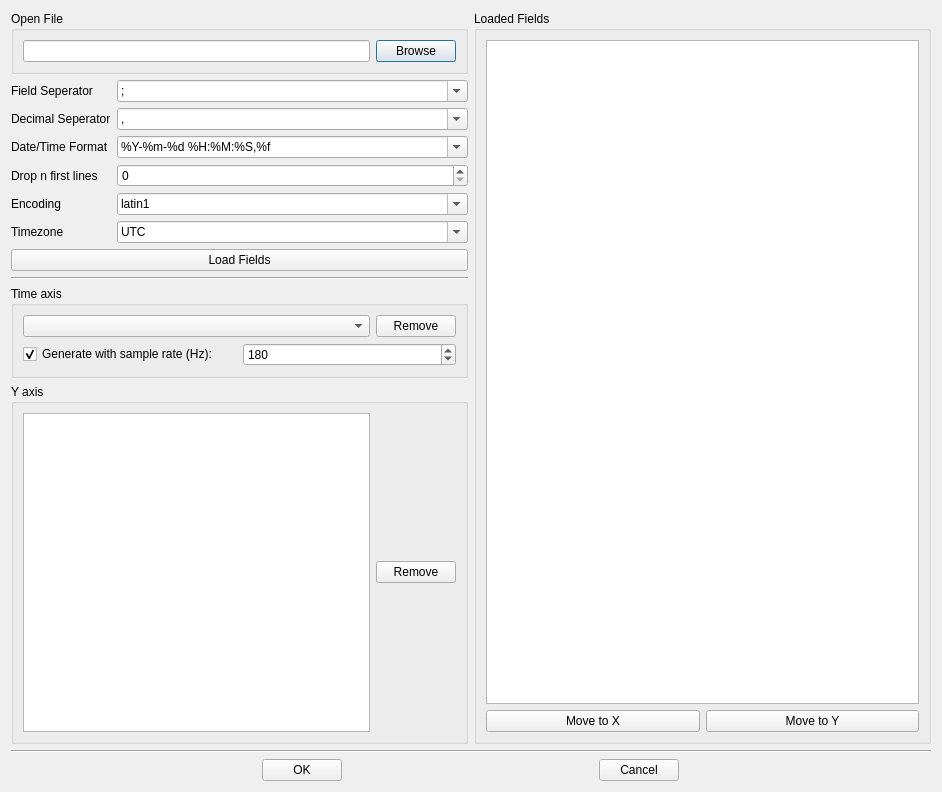
jaj42/GraPhysio, file graphysio/ui/csvrequest.ui: the form before one commit.
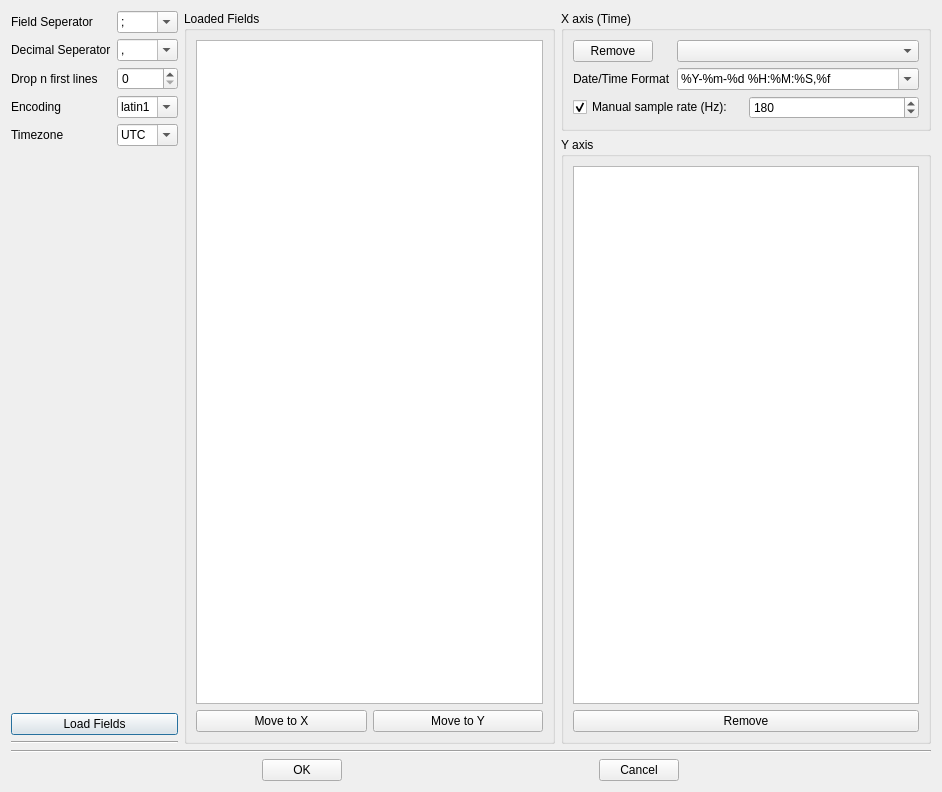
The form after the commit.

Commit message: More modular Open File module. Recognize file extension automatically and use appropriate reader.

The edit to the form file:
```diff
--- a/graphysio/ui/csvrequest.ui
+++ b/graphysio/ui/csvrequest.ui
@@ -21,25 +21,6 @@
     <layout class="QHBoxLayout" name="horizontalLayout_4">
      <item>
       <layout class="QVBoxLayout" name="verticalLayout_3">
-       <item>
-        <widget class="QGroupBox" name="groupBox">
-         <property name="title">
-          <string>Open File</string>
-         </property>
-         <layout class="QHBoxLayout" name="horizontalLayout">
-          <item>
-           <widget class="QLineEdit" name="txtFile"/>
-          </item>
-          <item>
-           <widget class="QPushButton" name="btnBrowse">
-            <property name="text">
-             <string>Browse</string>
-            </property>
-           </widget>
-          </item>
-         </layout>
-        </widget>
-       </item>
        <item>
         <layout class="QFormLayout" name="formLayout">
          <item row="0" column="0">
@@ -101,55 +82,6 @@
            </item>
           </widget>
          </item>
-         <item row="2" column="0">
-          <widget class="QLabel" name="label_7">
-           <property name="text">
-            <string>Date/Time Format</string>
-           </property>
-          </widget>
-         </item>
-         <item row="2" column="1">
-          <widget class="QComboBox" name="txtDateTime">
-           <property name="editable">
-            <bool>true</bool>
-           </property>
-           <item>
-            <property name="text">
-             <string>%Y-%m-%d %H:%M:%S,%f</string>
-            </property>
-           </item>
-           <item>
-            <property name="text">
-             <string>%Y-%m-%d %H:%M:%S.%f</string>
-            </property>
-           </item>
-           <item>
-            <property name="text">
-             <string>%H:%M</string>
-            </property>
-           </item>
-           <item>
-            <property name="text">
-             <string>&lt;seconds&gt;</string>
-            </property>
-           </item>
-           <item>
-            <property name="text">
-             <string>&lt;milliseconds&gt;</string>
-            </property>
-           </item>
-           <item>
-            <property name="text">
-             <string>&lt;nanoseconds&gt;</string>
-            </property>
-           </item>
-           <item>
-            <property name="text">
-             <string>&lt;infer&gt;</string>
-            </property>
-           </item>
-          </widget>
-         </item>
          <item row="3" column="0">
           <widget class="QLabel" name="label_3">
            <property name="text">
@@ -224,24 +156,129 @@
          </property>
         </widget>
        </item>
+      </layout>
+     </item>
+     <item>
+      <widget class="QGroupBox" name="groupBox_2">
+       <property name="sizePolicy">
+        <sizepolicy hsizetype="Expanding" vsizetype="Preferred">
+         <horstretch>0</horstretch>
+         <verstretch>0</verstretch>
+        </sizepolicy>
+       </property>
+       <property name="title">
+        <string>Loaded Fields</string>
+       </property>
+       <layout class="QVBoxLayout" name="verticalLayout">
+        <item>
+         <widget class="QTableView" name="lstVAll">
+          <property name="sizePolicy">
+           <sizepolicy hsizetype="Expanding" vsizetype="Expanding">
+            <horstretch>0</horstretch>
+            <verstretch>0</verstretch>
+           </sizepolicy>
+          </property>
+          <property name="selectionMode">
+           <enum>QAbstractItemView::MultiSelection</enum>
+          </property>
+         </widget>
+        </item>
+        <item>
+         <layout class="QHBoxLayout" name="horizontalLayout">
+          <item>
+           <widget class="QPushButton" name="btnToX">
+            <property name="text">
+             <string>Move to X</string>
+            </property>
+           </widget>
+          </item>
+          <item>
+           <widget class="QPushButton" name="btnToY">
+            <property name="text">
+             <string>Move to Y</string>
+            </property>
+           </widget>
+          </item>
+         </layout>
+        </item>
+       </layout>
+      </widget>
+     </item>
+     <item>
+      <layout class="QVBoxLayout" name="verticalLayout_5">
        <item>
         <widget class="QGroupBox" name="groupBox_6">
          <property name="title">
-          <string>Time axis</string>
+          <string>X axis (Time)</string>
          </property>
          <layout class="QVBoxLayout" name="verticalLayout_8">
           <item>
            <layout class="QVBoxLayout" name="verticalLayout_2">
             <item>
-             <layout class="QHBoxLayout" name="horizontalLayout_5">
-              <item>
+             <layout class="QFormLayout" name="formLayout_2">
+              <item row="2" column="0">
+               <widget class="QLabel" name="label_7">
+                <property name="text">
+                 <string>Date/Time Format</string>
+                </property>
+               </widget>
+              </item>
+              <item row="2" column="1">
+               <widget class="QComboBox" name="txtDateTime">
+                <property name="editable">
+                 <bool>true</bool>
+                </property>
+                <item>
+                 <property name="text">
+                  <string>%Y-%m-%d %H:%M:%S,%f</string>
+                 </property>
+                </item>
+                <item>
+                 <property name="text">
+                  <string>%Y-%m-%d %H:%M:%S.%f</string>
+                 </property>
+                </item>
+                <item>
+                 <property name="text">
+                  <string>%H:%M</string>
+                 </property>
+                </item>
+                <item>
+                 <property name="text">
+                  <string>&lt;seconds&gt;</string>
+                 </property>
+                </item>
+                <item>
+                 <property name="text">
+                  <string>&lt;milliseconds&gt;</string>
+                 </property>
+                </item>
+                <item>
+                 <property name="text">
+                  <string>&lt;nanoseconds&gt;</string>
+                 </property>
+                </item>
+                <item>
+                 <property name="text">
+                  <string>&lt;infer&gt;</string>
+                 </property>
+                </item>
+               </widget>
+              </item>
+              <item row="1" column="1">
                <widget class="QComboBox" name="lstVX">
+                <property name="sizePolicy">
+                 <sizepolicy hsizetype="Expanding" vsizetype="Fixed">
+                  <horstretch>0</horstretch>
+                  <verstretch>0</verstretch>
+                 </sizepolicy>
+                </property>
                 <property name="maxCount">
                  <number>4</number>
                 </property>
                </widget>
               </item>
-              <item>
+              <item row="1" column="0">
                <widget class="QPushButton" name="btnRemoveX">
                 <property name="sizePolicy">
                  <sizepolicy hsizetype="Fixed" vsizetype="Fixed">
@@ -261,7 +298,7 @@
               <item>
                <widget class="QCheckBox" name="chkGenX">
                 <property name="text">
-                 <string>Generate with sample rate (Hz):</string>
+                 <string>Manual sample rate (Hz):</string>
                 </property>
                 <property name="checked">
                  <bool>true</bool>
@@ -295,9 +332,15 @@
          </property>
          <layout class="QVBoxLayout" name="verticalLayout_7">
           <item>
-           <layout class="QHBoxLayout" name="horizontalLayout_6">
+           <layout class="QVBoxLayout" name="verticalLayout_6">
             <item>
              <widget class="QListView" name="lstVY">
+              <property name="sizePolicy">
+               <sizepolicy hsizetype="Preferred" vsizetype="Expanding">
+                <horstretch>0</horstretch>
+                <verstretch>0</verstretch>
+               </sizepolicy>
+              </property>
               <property name="selectionMode">
                <enum>QAbstractItemView::MultiSelection</enum>
               </property>
@@ -306,7 +349,7 @@
             <item>
              <widget class="QPushButton" name="btnRemoveY">
               <property name="sizePolicy">
-               <sizepolicy hsizetype="Fixed" vsizetype="Fixed">
+               <sizepolicy hsizetype="Preferred" vsizetype="Fixed">
                 <horstretch>0</horstretch>
                 <verstretch>0</verstretch>
                </sizepolicy>
@@ -323,40 +366,6 @@
        </item>
       </layout>
      </item>
-     <item>
-      <widget class="QGroupBox" name="groupBox_2">
-       <property name="title">
-        <string>Loaded Fields</string>
-       </property>
-       <layout class="QVBoxLayout" name="verticalLayout">
-        <item>
-         <widget class="QTableView" name="lstVAll">
-          <property name="selectionMode">
-           <enum>QAbstractItemView::MultiSelection</enum>
-          </property>
-         </widget>
-        </item>
-        <item>
-         <layout class="QHBoxLayout" name="horizontalLayout">
-          <item>
-           <widget class="QPushButton" name="btnToX">
-            <property name="text">
-             <string>Move to X</string>
-            </property>
-           </widget>
-          </item>
-          <item>
-           <widget class="QPushButton" name="btnToY">
-            <property name="text">
-             <string>Move to Y</string>
-            </property>
-           </widget>
-          </item>
-         </layout>
-        </item>
-       </layout>
-      </widget>
-     </item>
     </layout>
    </item>
    <item>
```
The commit also changes 20 other files.
